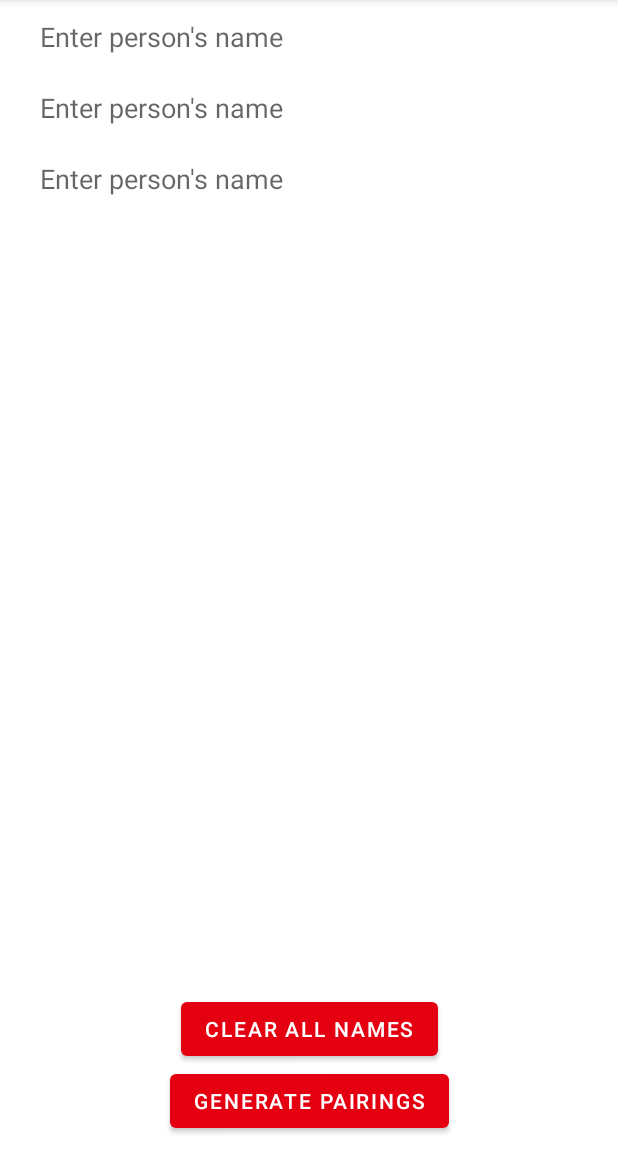
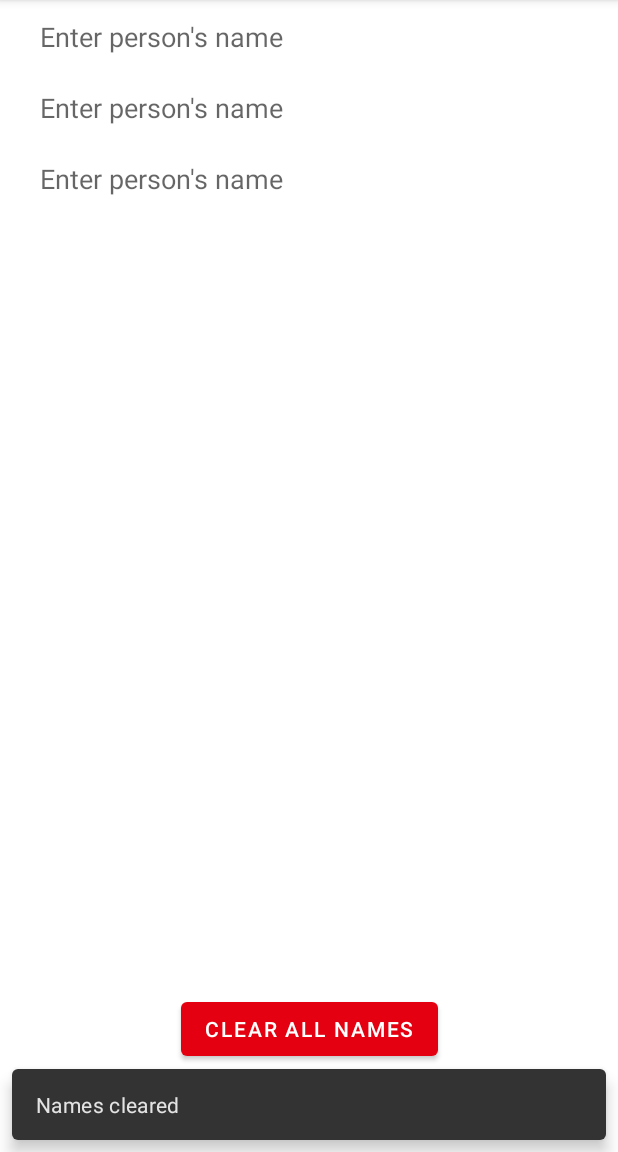
Before and after one commit to emm-an-uel/secret-santa, an Android app: the screen it shows after launch (MainActivity), after a tap on "CLEAR ALL NAMES", on a phone screen of 412 x 824 dp, the part 84-1236 px from its top. Run offline under Robolectric (Android 15) with nearby library versions, the phone set to English and light mode, and no system bars.

Commit message:
snackbar for 'names cleared'

```diff
--- a/app/src/main/java/com/example/secretsanta/MainActivity.kt
+++ b/app/src/main/java/com/example/secretsanta/MainActivity.kt
@@ -27,6 +27,7 @@ class MainActivity : AppCompatActivity() {
         linearLayoutNames = findViewById(R.id.linearLayoutNames)
         btnGenerate = findViewById(R.id.btnGenerate)
         btnReset = findViewById(R.id.btnReset)
+        mapSecretSanta = mutableMapOf()
         mapNames = mutableMapOf()
         mapNames.apply {
             put(0, "")
@@ -39,13 +40,14 @@ class MainActivity : AppCompatActivity() {
         setTextWatchers()
         btnGenerate.setOnClickListener {
             if (mapNames.size == 3 && mapNames.containsValue("")) { // min. 3 names, if map only contains 3 and any of them are empty, not valid
-                Snackbar.make(linearLayoutNames, "Input at least 3 names!", Snackbar.LENGTH_SHORT).show()
+                Snackbar.make(btnGenerate, "Input at least 3 names!", Snackbar.LENGTH_SHORT).show()
             } else {
                 generatePairings()
             }
         }
 
         btnReset.setOnClickListener {
+            Snackbar.make(btnReset, "Names cleared", Snackbar.LENGTH_SHORT).show()
             mapNames.clear()
             mapSecretSanta.clear()
             linearLayoutNames.removeAllViews()
```
